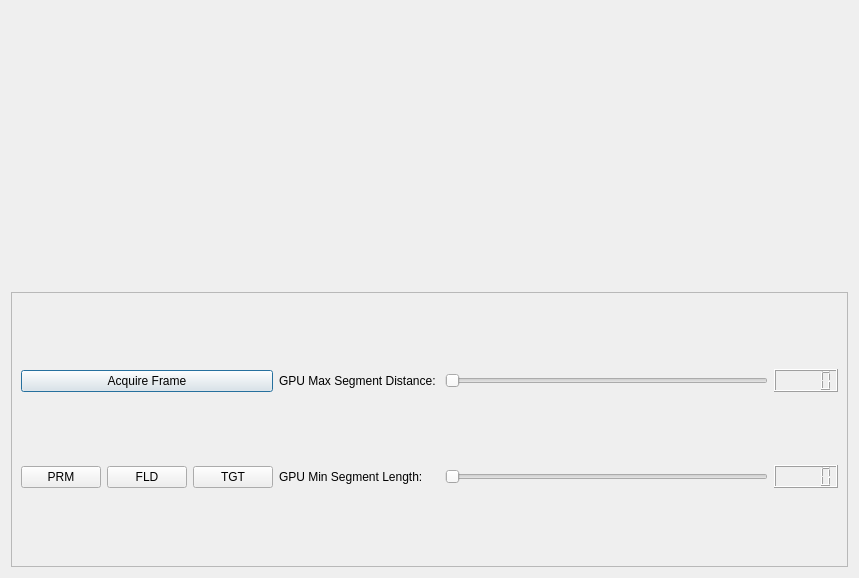
Qt form TrackerRT_UI/UICalibrationDisplay.ui (hvictor/Release) before a commit.
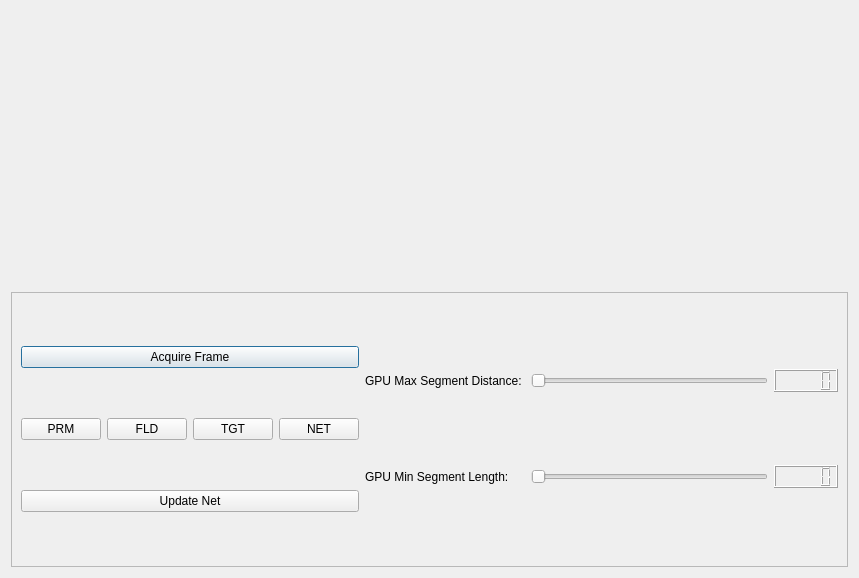
The same form after that commit. Custom widgets are drawn as their Qt base class.

The edit to the form file:
```diff
--- a/TrackerRT_UI/UICalibrationDisplay.ui
+++ b/TrackerRT_UI/UICalibrationDisplay.ui
@@ -55,8 +55,22 @@
             </property>
            </widget>
           </item>
+          <item>
+           <widget class="QPushButton" name="btnCalibNet">
+            <property name="text">
+             <string>NET</string>
+            </property>
+           </widget>
+          </item>
          </layout>
         </item>
+        <item>
+         <widget class="QPushButton" name="btnCalibUpdateNet">
+          <property name="text">
+           <string>Update Net</string>
+          </property>
+         </widget>
+        </item>
        </layout>
       </item>
       <item>
```
